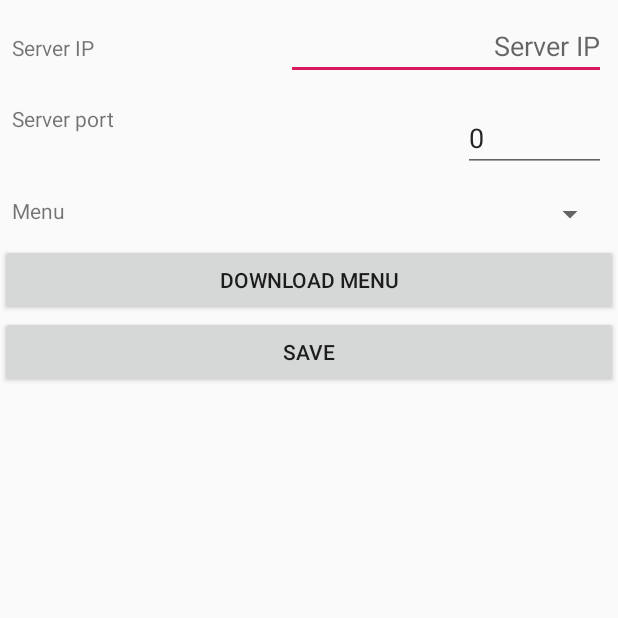
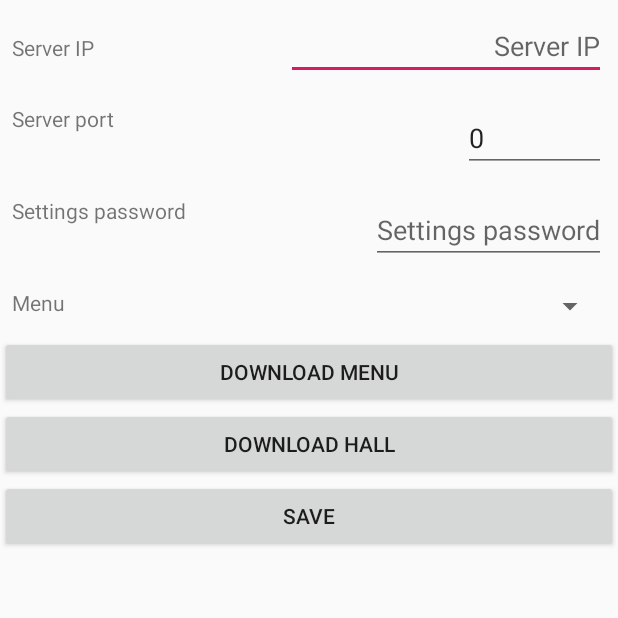
Before and after one commit to End1-1/Cafe5Droid, an Android app: the ASettings screen opened directly, with no data from a screen before it, after a tap on "DOWNLOAD MENU", on a phone screen of 412 x 824 dp, the top half of it. Run offline under Robolectric (Android 15) with nearby library versions, the phone set to English and light mode, and no system bars.

```diff
--- a/app/src/main/java/com/example/cafe5droid/Activities/AOrder.java
+++ b/app/src/main/java/com/example/cafe5droid/Activities/AOrder.java
@@ -31,6 +31,7 @@ public class AOrder extends CActivity implements  OrderAdapter.OrderDishSelected
         setContentView(R.layout.activity_order);
         place = textView(R.id.tvTable);
         ivCheckout = imageView(R.id.ivShowCard, this);
+        textView(R.id.tvBasket).setOnClickListener(this);
         STable table = (STable) getIntent().getSerializableExtra("table");
         if (table != null) {
             place.setText(String.format("%s: %s", getString(R.string.Place), table.name));
@@ -61,6 +62,9 @@ public class AOrder extends CActivity implements  OrderAdapter.OrderDishSelected
                 fragmentTransaction.replace(R.id.lvContainer, card, FRAGMENT_ORDER);
                 fragmentTransaction.commit();
                 break;
+            case R.id.tvBasket:
+                buttonClick(R.id.ivShowCard);
+                break;
         }
     }
 
@@ -76,6 +80,8 @@ public class AOrder extends CActivity implements  OrderAdapter.OrderDishSelected
         if (CPref.settingsPassword.isEmpty() || allowBack) {
             CPref.setLastTable(this, 0);
             super.onBackPressed();
+        } else {
+
         }
     }
 
--- a/app/src/main/java/com/example/cafe5droid/Activities/ASettings.java
+++ b/app/src/main/java/com/example/cafe5droid/Activities/ASettings.java
@@ -5,6 +5,7 @@ import android.widget.ArrayAdapter;
 import android.widget.Spinner;
 
 import com.example.cafe5droid.Classes.CActivity;
+import com.example.cafe5droid.Classes.CHall;
 import com.example.cafe5droid.Classes.CMenu;
 import com.example.cafe5droid.Classes.CPref;
 import com.example.cafe5droid.Classes.CSocketClient;
@@ -25,9 +26,17 @@ public class ASettings extends CActivity {
         setContentView(R.layout.activity_asettings);
         setEditText(R.id.edServerIP, CPref.serverIP);
         setEditInteger(R.id.edServerPort, CPref.serverPort);
+        setEditText(R.id.edSettingsPassword, CPref.settingsPassword);
         button(R.id.btnDownloadMenu);
         button(R.id.btnSave);
+        button(R.id.btnDownloadHall);
         spMenu = findViewById(R.id.spMenu);
+        if (CMenu.listOfMenu.isEmpty()) {
+            CMenu.loadFromDB(this);
+        }
+        ArrayAdapter<String> aa = new ArrayAdapter<>(this, android.R.layout.simple_spinner_item, CMenu.listOfMenu);
+        spMenu.setAdapter(aa);
+        spMenu.setSelection(aa.getPosition(CPref.menuName));
     }
 
     @Override
@@ -36,6 +45,7 @@ public class ASettings extends CActivity {
             case R.id.btnSave:
                 CPref.setString(this, "server_id", editTextText(R.id.edServerIP));
                 CPref.setInt(this, "server_port", editTextInteger(R.id.edServerPort));
+                CPref.setSettingsPassword(this, editTextText(R.id.edSettingsPassword));
                 if (spMenu.getSelectedItem() != null) {
                     CPref.setString(this, "menu", spMenu.getSelectedItem().toString());
                 }
@@ -44,6 +54,9 @@ public class ASettings extends CActivity {
                 break;
             case R.id.btnDownloadMenu:
                 downloadMenu();
+                break;
+            case R.id.btnDownloadHall:
+                downloadHall();
                 break;
         }
     }
@@ -58,15 +71,35 @@ public class ASettings extends CActivity {
         }
     }
 
+    private void downloadHall() {
+        try {
+            JSONObject o = new JSONObject();
+            o.put("cmd", CSocketClient.cmd_hall);
+            sendMessage(o.toString(), R.string.ProcessMenu);
+        } catch (JSONException e) {
+            e.printStackTrace();
+        }
+    }
+
     @Override
     public void messageResponse(JSONObject o) {
         super.messageResponse(o);
         try {
-            JSONArray ja = o.getJSONArray("menu");
-            CMenu.processDishes(ja);
-            CMenu.save(this);
-            ArrayAdapter<String> aa = new ArrayAdapter<>(this, android.R.layout.simple_spinner_item, CMenu.listOfMenu);
-            spMenu.setAdapter(aa);
+            int cmd = o.getInt("cmd");
+            switch (cmd) {
+                case CSocketClient.cmd_menu:
+                    JSONArray ja = o.getJSONArray("menu");
+                    CMenu.processDishes(ja);
+                    CMenu.save(this);
+                    ArrayAdapter<String> aa = new ArrayAdapter<>(this, android.R.layout.simple_spinner_item, CMenu.listOfMenu);
+                    spMenu.setAdapter(aa);
+                    break;
+                case CSocketClient.cmd_hall:
+                    JSONArray halls = o.getJSONArray("halls");
+                    JSONArray tables = o.getJSONArray("tables");
+                    AHall.hall.setupHall(this, halls, tables);
+                    break;
+            }
         } catch (JSONException e) {
             e.printStackTrace();
         }
--- a/app/src/main/java/com/example/cafe5droid/Adapters/OrderAdapter.java
+++ b/app/src/main/java/com/example/cafe5droid/Adapters/OrderAdapter.java
@@ -8,6 +8,7 @@ import android.view.ViewGroup;
 import android.widget.EditText;
 import android.widget.ImageView;
 import android.widget.TextView;
+import android.widget.Toast;
 
 import com.example.cafe5droid.R;
 import com.example.cafe5droid.Structures.SDish;
--- a/app/src/main/java/com/example/cafe5droid/Classes/CHall.java
+++ b/app/src/main/java/com/example/cafe5droid/Classes/CHall.java
@@ -62,6 +62,9 @@ public final class CHall {
     public void setupHall(Context context, JSONArray ha, JSONArray ta) {
         GsonBuilder builder = new GsonBuilder();
         Gson g = builder.create();
+        listOfFilteredTables.clear();
+        listOfTables.clear();
+        listOfHall.clear();
         try {
             for (int i = 0; i < ha.length(); i++) {
                 SHall h = g.fromJson(ha.getJSONObject(i).toString(), SHall.class);
--- a/app/src/main/java/com/example/cafe5droid/Fragments/Order.java
+++ b/app/src/main/java/com/example/cafe5droid/Fragments/Order.java
@@ -11,6 +11,7 @@ import android.view.View;
 import android.view.ViewGroup;
 import android.widget.ImageView;
 import android.widget.TextView;
+import android.widget.Toast;
 
 import com.example.cafe5droid.Activities.AOrder;
 import com.example.cafe5droid.Adapters.DishAdapter;
@@ -128,5 +129,6 @@ public class Order extends Fragment implements DishPart1Adapter.DishPart1Adapter
     public void dishSelected(SDish dish) {
         AOrder ao = (AOrder) getActivity();
         ao.adOrder.addDish(dish);
+        Toast.makeText(getActivity(), String.format("%s + 1", dish.name), Toast.LENGTH_SHORT).show();
     }
 }
--- a/app/src/main/res/layout/activity_asettings.xml
+++ b/app/src/main/res/layout/activity_asettings.xml
@@ -39,7 +39,7 @@
         android:orientation="horizontal">
 
         <TextView
-            android:id="@+id/textView2"
+            android:id="@+id/tvServerPort"
             android:layout_width="match_parent"
             android:layout_height="wrap_content"
             android:layout_weight="1"
@@ -52,6 +52,29 @@
             android:hint="@string/ServerPort"
             android:inputType="number"
             android:layout_gravity="end"/>
+    </LinearLayout>
+
+    <LinearLayout
+        android:layout_width="match_parent"
+        android:layout_height="wrap_content"
+        android:layout_margin="4dp"
+        android:orientation="horizontal"
+        android:padding="4dp">
+
+        <TextView
+            android:id="@+id/tvSettignsPassword"
+            android:layout_width="match_parent"
+            android:layout_height="wrap_content"
+            android:layout_weight="1"
+            android:text="@string/SettingsPassword" />
+
+        <EditText
+            android:id="@+id/edSettingsPassword"
+            android:layout_width="wrap_content"
+            android:layout_height="wrap_content"
+            android:layout_gravity="end"
+            android:hint="@string/SettingsPassword"
+            android:inputType="number" />
     </LinearLayout>
 
     <LinearLayout
@@ -82,6 +105,12 @@
         android:text="@string/DownloadMenu" />
 
     <Button
+        android:id="@+id/btnDownloadHall"
+        android:layout_width="match_parent"
+        android:layout_height="wrap_content"
+        android:text="@string/DownloadHall" />
+
+    <Button
         android:id="@+id/btnSave"
         android:layout_width="match_parent"
         android:layout_height="wrap_content"
--- a/app/src/main/res/values/strings.xml
+++ b/app/src/main/res/values/strings.xml
@@ -28,4 +28,7 @@
     <string name="Place">Place</string>
     <string name="Checkout">Checkout</string>
     <string name="TotalAmount">Amount total</string>
+    <string name="DownloadHall">Download hall</string>
+    <string name="Basket">Basket</string>
+    <string name="SettingsPassword">Settings password</string>
 </resources>
```
Also changed, not shown: app/src/main/res/layout/activity_order.xml (+10 -0 lines), 2 other files.
